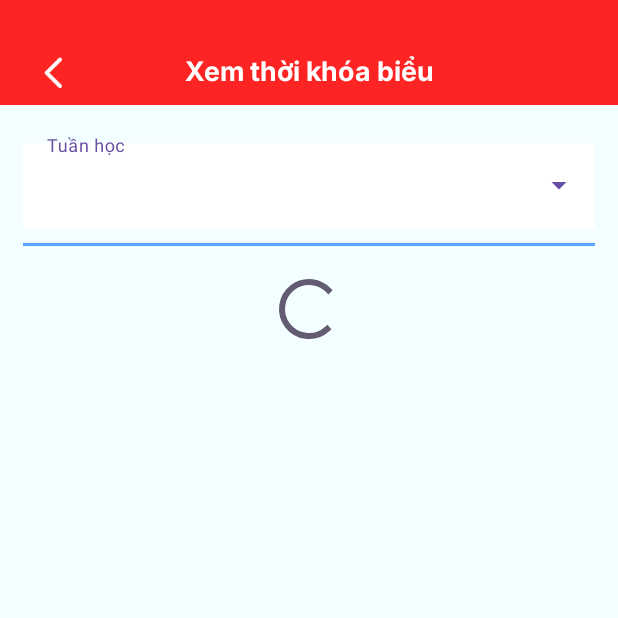
After one commit to XuanNghi19/fake_slink_android, an Android app built with Jetpack Compose: the TimeTableActivity screen opened directly, with no data from a screen before it, on a phone screen of 412 x 824 dp, the top half of it. The commit adds this screen. Run offline under Robolectric (Android 15) with nearby library versions, the phone set to English and light mode, and no system bars.

Commit message:
add code

```diff
--- a/app/src/main/AndroidManifest.xml
+++ b/app/src/main/AndroidManifest.xml
@@ -15,6 +15,9 @@
         android:supportsRtl="true"
         android:theme="@style/Theme.Fake_Slink"
         tools:targetApi="31">
+        <activity
+            android:name=".activities.TimeTableActivity"
+            android:exported="false" />
         <activity
             android:name=".activities.InforActivity"
             android:exported="false" />
--- a/app/src/main/java/com/example/fake_slink/activities/HomeActivity.kt
+++ b/app/src/main/java/com/example/fake_slink/activities/HomeActivity.kt
@@ -25,6 +25,7 @@ import androidx.core.view.WindowInsetsCompat
 import com.example.fake_slink.R
 import com.example.fake_slink.adapter.ItemTkbMiniAdapter
 import com.example.fake_slink.model.singleton.Student
+import com.example.fake_slink.model.singleton.TimeTables
 import com.example.fake_slink.retrofit.TimeTableApiService
 import com.squareup.picasso.Picasso
 import de.hdodenhof.circleimageview.CircleImageView
@@ -44,6 +45,7 @@ class HomeActivity : AppCompatActivity() {
     private lateinit var chuc_nang: TextView
     private lateinit var main_constraint: ConstraintLayout
     private lateinit var main_scroll_view: ScrollView
+    private lateinit var thoi_khoa_bieu: ImageView
     private var isOpen = false
 
     override fun onCreate(savedInstanceState: Bundle?) {
@@ -61,6 +63,11 @@ class HomeActivity : AppCompatActivity() {
         chuc_nang = findViewById(R.id.chuc_nang)
         main_constraint = findViewById(R.id.main_contraint)
         main_scroll_view = findViewById(R.id.main_scroll_view)
+        thoi_khoa_bieu = findViewById(R.id.thoi_khoa_bieu)
+
+        thoi_khoa_bieu.setOnClickListener {
+            thoiKhoaBieu()
+        }
 
         tkb.visibility = View.GONE
         mo_rong.visibility = View.GONE
@@ -131,6 +138,8 @@ class HomeActivity : AppCompatActivity() {
                                 constraintSet.connect(chuc_nang.id, ConstraintSet.TOP, mo_rong.id, ConstraintSet.BOTTOM, 15.dpToPx(this@HomeActivity))
                                 constraintSet.applyTo(main_constraint)
                                 tkb.adapter = adapter
+
+                                TimeTables.loginTimeTables(listTimeTableResponse)
                             }
                         } ?: run {
                             val errorMessage = "No response body"
@@ -226,4 +235,9 @@ class HomeActivity : AppCompatActivity() {
         val studentInfoIntent = Intent(this@HomeActivity, StudentInfoActivity::class.java)
         startActivity(studentInfoIntent)
     }
+
+    fun thoiKhoaBieu() {
+        val timeTableIntent = Intent(this@HomeActivity, TimeTableActivity::class.java)
+        startActivity(timeTableIntent)
+    }
 }
--- /dev/null
+++ b/app/src/main/java/com/example/fake_slink/activities/TimeTableActivity.kt
@@ -0,0 +1,44 @@
+package com.example.fake_slink.activities
+
+import android.os.Bundle
+import android.view.View
+import android.widget.AutoCompleteTextView
+import android.widget.ListView
+import android.widget.ProgressBar
+import androidx.activity.enableEdgeToEdge
+import androidx.appcompat.app.AppCompatActivity
+import androidx.core.view.ViewCompat
+import androidx.core.view.WindowInsetsCompat
+import com.example.fake_slink.R
+import com.example.fake_slink.model.singleton.TimeTables
+
+class TimeTableActivity : AppCompatActivity() {
+
+    private lateinit var dropdown_menu_tuan_hoc: AutoCompleteTextView;
+    private lateinit var tkb: ListView;
+    private lateinit var loading: ProgressBar;
+
+    override fun onCreate(savedInstanceState: Bundle?) {
+        super.onCreate(savedInstanceState)
+        enableEdgeToEdge()
+        setContentView(R.layout.activity_time_table)
+
+        dropdown_menu_tuan_hoc = findViewById(R.id.dropdown_menu_tuan_hoc)
+        tkb = findViewById(R.id.tkb)
+        loading = findViewById(R.id.loading)
+
+        onLoadTimeTable()
+
+        ViewCompat.setOnApplyWindowInsetsListener(findViewById(R.id.main)) { v, insets ->
+            val systemBars = insets.getInsets(WindowInsetsCompat.Type.systemBars())
+            v.setPadding(systemBars.left, systemBars.top, systemBars.right, systemBars.bottom)
+            insets
+        }
+    }
+
+    private fun onLoadTimeTable() {
+        if(TimeTables.getTimeTables() ==  null) {
+            loading.visibility = View.VISIBLE
+        }
+    }
+}
--- /dev/null
+++ b/app/src/main/java/com/example/fake_slink/api/GradeService.kt
@@ -0,0 +1,15 @@
+package com.example.fake_slink.api
+
+import com.example.fake_slink.model.response.ApiResponse
+import com.example.fake_slink.model.response.LearningOutcomesResponse
+import retrofit2.http.GET
+import retrofit2.http.Header
+import retrofit2.http.Path
+
+interface GradeService {
+    @GET("students/{id_num}")
+    suspend fun getLearningOutcomes(
+        @Header("Authorization") authorizationHeader: String,
+        @Path("id_num") idNum: String
+    ) : ApiResponse<LearningOutcomesResponse>
+}
--- /dev/null
+++ b/app/src/main/java/com/example/fake_slink/model/response/GradeResponse.kt
@@ -0,0 +1,19 @@
+package com.example.fake_slink.model.response
+
+class GradeResponse {
+    var classSubjectResponse: ClassSubjectResponse? = null
+
+    var diemCC: Float = 0f
+
+    var diemBT: Float = 0f
+
+    var diemTH: Float = 0f
+
+    var diemKT: Float = 0f
+
+    var diemCK: Float = 0f
+
+    var diemTK: Float = 0f
+
+    var status: String? = null
+}
--- /dev/null
+++ b/app/src/main/java/com/example/fake_slink/model/response/LearningOutcomesResponse.kt
@@ -0,0 +1,6 @@
+package com.example.fake_slink.model.response
+
+class LearningOutcomesResponse {
+    var semesterResponseList: List<SemesterResponse>? = null
+    var gradeResponseList: List<GradeResponse>? = null
+}
--- /dev/null
+++ b/app/src/main/java/com/example/fake_slink/model/singleton/TimeTables.kt
@@ -0,0 +1,19 @@
+package com.example.fake_slink.model.singleton
+
+import com.example.fake_slink.model.response.TimeTableResponse
+
+object TimeTables {
+    private var timeTables: List<TimeTableResponse>? = null
+
+    fun loginTimeTables(timeTables: List<TimeTableResponse>) {
+        this.timeTables = timeTables
+    }
+
+    fun logoutTimeTables() {
+        timeTables = null
+    }
+
+    fun getTimeTables(): List<TimeTableResponse>? {
+        return timeTables
+    }
+}
--- /dev/null
+++ b/app/src/main/java/com/example/fake_slink/retrofit/GradeApiService.kt
@@ -0,0 +1,19 @@
+package com.example.fake_slink.retrofit
+
+import com.example.fake_slink.api.GradeService
+import com.example.fake_slink.api.StudentService
+import retrofit2.Retrofit
+import retrofit2.converter.gson.GsonConverterFactory
+
+object GradeApiService {
+    private const val BASE_URL = "https://fake-slink.onrender.com/api/v1/"
+
+    val gradeService: GradeService by lazy {
+        val retrofit = Retrofit.Builder()
+            .baseUrl(BASE_URL)
+            .addConverterFactory(GsonConverterFactory.create())
+            .build()
+
+        retrofit.create(GradeService::class.java)
+    }
+}
--- /dev/null
+++ b/app/src/main/res/layout/activity_time_table.xml
@@ -0,0 +1,109 @@
+<?xml version="1.0" encoding="utf-8"?>
+<androidx.constraintlayout.widget.ConstraintLayout xmlns:android="http://schemas.android.com/apk/res/android"
+    xmlns:app="http://schemas.android.com/apk/res-auto"
+    xmlns:tools="http://schemas.android.com/tools"
+    android:id="@+id/main"
+    android:layout_width="match_parent"
+    android:layout_height="match_parent"
+    android:background="@color/red1"
+    tools:context=".activities.TimeTableActivity">
+    <ImageView
+        android:layout_width="match_parent"
+        android:layout_height="match_parent"
+        android:background="@color/blue_sky" />
+
+    <ImageView
+        android:id="@+id/header"
+        android:layout_width="match_parent"
+        android:layout_height="70dp"
+        android:background="@color/red1"
+        app:layout_constraintStart_toStartOf="parent"
+        app:layout_constraintTop_toTopOf="parent" />
+
+    <androidx.cardview.widget.CardView
+        android:layout_width="30dp"
+        android:layout_height="30dp"
+        android:layout_marginStart="21dp"
+        android:layout_marginTop="32dp"
+        app:cardBackgroundColor="@color/red1"
+        android:onClick="onBackClick"
+        app:cardElevation="0dp"
+        app:layout_constraintStart_toStartOf="@+id/header"
+        app:layout_constraintTop_toTopOf="@+id/header">
+
+        <ImageView
+            android:layout_width="12dp"
+            android:layout_height="22dp"
+            android:layout_marginStart="8dp"
+            android:layout_marginTop="5dp"
+            android:src="@drawable/white_back" />
+    </androidx.cardview.widget.CardView>
+
+    <TextView
+        android:layout_width="wrap_content"
+        android:layout_height="wrap_content"
+        android:layout_marginTop="33dp"
+        android:fontFamily="@font/inter_bold"
+        android:text="Xem thời khóa biểu"
+        android:textColor="@color/white"
+        android:textSize="18sp"
+        app:layout_constraintEnd_toEndOf="@+id/header"
+        app:layout_constraintStart_toStartOf="@+id/header"
+        app:layout_constraintTop_toTopOf="@+id/header" />
+
+    <com.google.android.material.textfield.TextInputLayout
+        style="@style/Widget.MaterialComponents.TextInputLayout.OutlinedBox.ExposedDropdownMenu"
+        android:id="@+id/layout_tuan_hoc"
+        android:layout_width="match_parent"
+        android:layout_height="wrap_content"
+        android:hint="Tuần học"
+        android:layout_marginTop="20dp"
+        android:layout_marginStart="15dp"
+        android:layout_marginEnd="15dp"
+        app:layout_constraintStart_toStartOf="parent"
+        app:layout_constraintEnd_toEndOf="parent"
+        app:layout_constraintTop_toBottomOf="@+id/header">
+        <AutoCompleteTextView
+            android:id="@+id/dropdown_menu_tuan_hoc"
+            android:layout_width="match_parent"
+            android:layout_height="wrap_content"
+            android:background="@color/white" />
+    </com.google.android.material.textfield.TextInputLayout>
+    <ImageView
+        android:layout_width="match_parent"
+        android:layout_height="wrap_content"
+        android:background="@drawable/line_2"
+        android:layout_marginStart="15dp"
+        android:layout_marginEnd="15dp"
+        android:layout_marginTop="10dp"
+        app:layout_constraintTop_toBottomOf="@+id/layout_tuan_hoc"
+        app:layout_constraintStart_toStartOf="parent"
+        app:layout_constraintEnd_toEndOf="parent"/>
+    <ListView
+        android:id="@+id/tkb"
+        android:layout_width="match_parent"
+        android:layout_height="match_parent"
+        android:scrollbars="none"
+        tools:listitem="@layout/item_tkb_mini"
+        android:dividerHeight="14dp"
+        android:divider="@color/blue_sky"
+        android:layout_marginTop="180dp"
+        android:layout_marginStart="15dp"
+        android:layout_marginEnd="15dp"
+        android:layout_marginBottom="25dp"
+        app:layout_constraintTop_toTopOf="parent"
+        app:layout_constraintBottom_toBottomOf="parent"
+        app:layout_constraintStart_toStartOf="parent"
+        app:layout_constraintEnd_toEndOf="parent"/>
+
+    <ProgressBar
+        android:id="@+id/loading"
+        android:layout_width="wrap_content"
+        android:layout_height="wrap_content"
+        android:layout_marginTop="30dp"
+        android:visibility="gone"
+        app:layout_constraintTop_toBottomOf="@+id/layout_tuan_hoc"
+        app:layout_constraintStart_toStartOf="parent"
+        app:layout_constraintEnd_toEndOf="parent"/>
+
+</androidx.constraintlayout.widget.ConstraintLayout>
```
Also changed, not shown: app/src/main/res/drawable/line_2.png (added).
